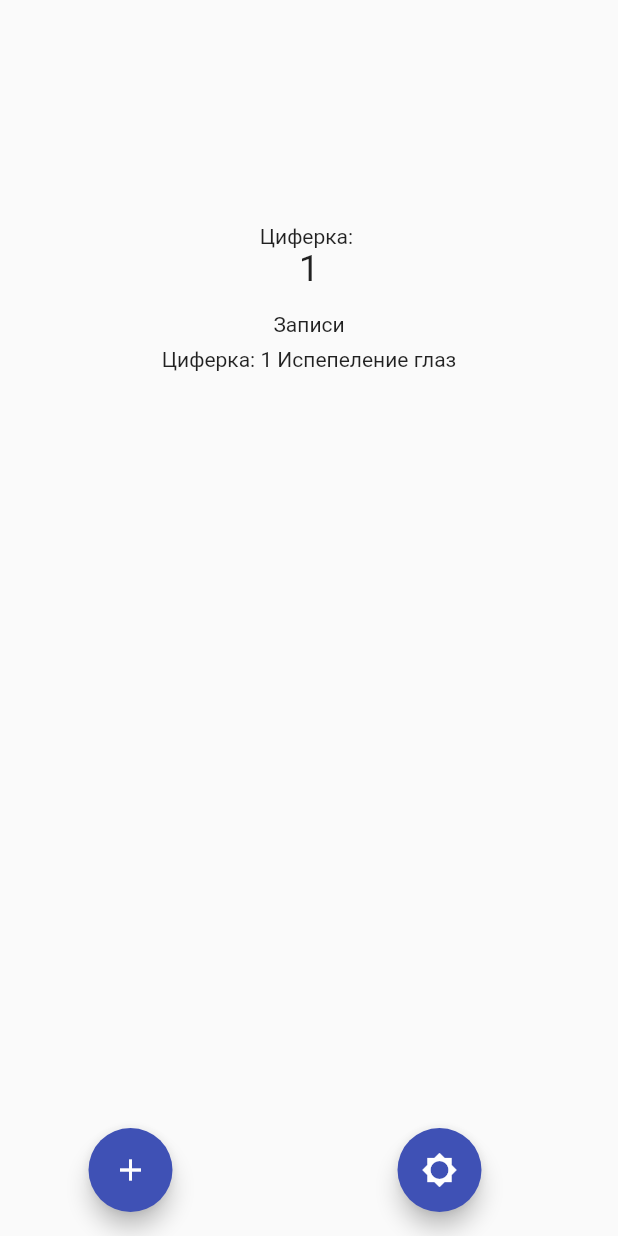
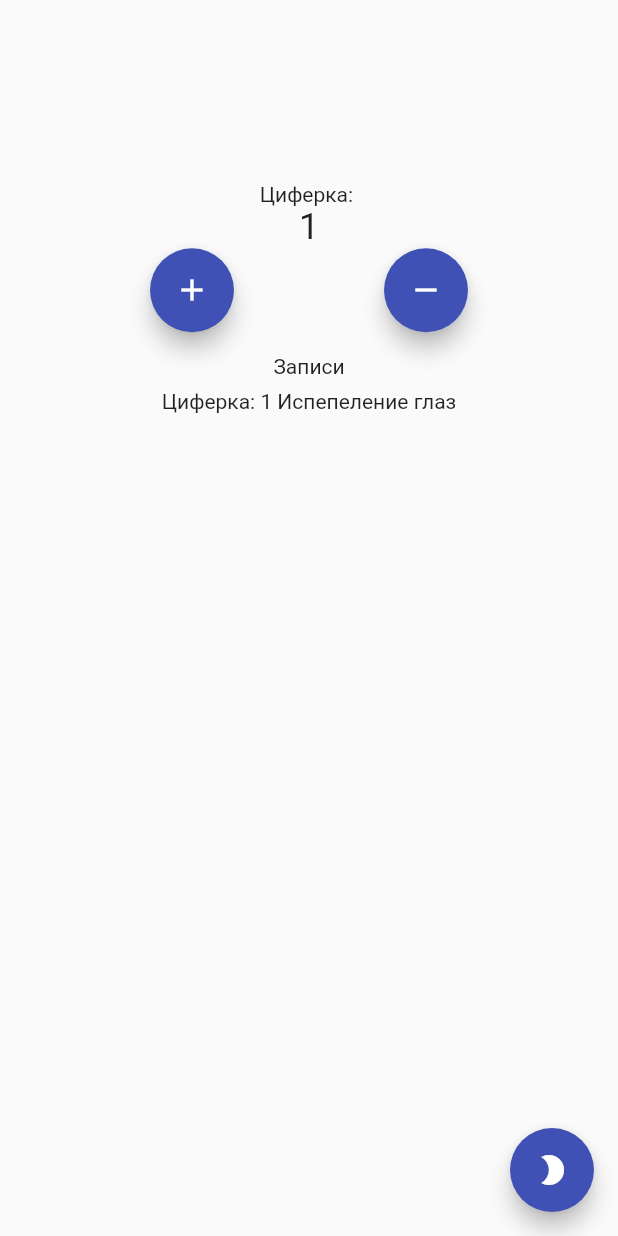
Before and after one commit to NGubanova/flutter_project, a Flutter app: the screen it shows after launch, after a tap on the "add" icon, on a phone screen of 412 x 824 dp. Run offline on Flutter 3.47's test engine with Material 2 defaults, Android fonts, the phone set to English and light mode, and no system bars; our stand-ins replace bloc, flutter_bloc.

Commit message:
new_change

```diff
--- a/lib/cubit/click_state.dart
+++ b/lib/cubit/click_state.dart
@@ -5,8 +5,12 @@ abstract class ClickState {}
 
 class ClickInitial extends ClickState {}
 
-class ClickLight extends ClickState{}
+class ClickAddLight extends ClickState{}
 
-class ClickDark extends ClickState{}
+class ClickAddDark extends ClickState{}
+
+class ClickRemoveLight extends ClickState{}
+
+class ClickRemoveDark extends ClickState{}
 
 class OnClick extends ClickState{}
--- a/lib/cubit/list_cubit.dart
+++ b/lib/cubit/list_cubit.dart
@@ -18,7 +18,6 @@ class ListCubit extends Cubit<ListState> {
     } else {
       elements.add("Циферка: $count Темнота друг молодежи, в темноте не видно рожи".replaceAll("Entry", ""));
     }
-
     counts++;
 
     emit(OnClickAdd());
--- a/lib/cubit/theme_cubit.dart
+++ b/lib/cubit/theme_cubit.dart
@@ -10,18 +10,18 @@ class ThemeCubit extends Cubit<ThemeState> {
   ThemeCubit() : super(ThemeInitial());
 
   Brightness themes = Brightness.light;
-  Icon icon = const Icon(Icons.brightness_5);
+  Icon icon = const Icon(Icons.brightness_2);
 
   void ThemeClick() {
     emit(OnThemeClick());
 
     if (themes == Brightness.light) {
       themes = Brightness.dark;
-      icon=Icon(Icons.brightness_2);
+      icon=Icon(Icons.brightness_5);
       emit(OnThemeClick());
     } else {
       themes = Brightness.light;
-      icon = Icon(Icons.brightness_5);
+      icon = Icon(Icons.brightness_2);
       emit(OnThemeClick());
     }
   }
--- a/lib/main.dart
+++ b/lib/main.dart
@@ -63,28 +63,80 @@ class _MyHomePageState extends State<MyHomePage> {
           child: Column(
             mainAxisAlignment: MainAxisAlignment.center,
             children: [
-              Column(
-                mainAxisAlignment: MainAxisAlignment.center,
-                children: [
+              Column(mainAxisAlignment: MainAxisAlignment.center, children: [
                 const Text(
                   'Циферка: ',
                 ),
-                  BlocBuilder<ClickCubit, ClickState>(
-                      builder: (context, state) {
+                BlocBuilder<ClickCubit, ClickState>(builder: (context, state) {
                   if (state is OnClick) {
                     return Text(
                       context.read<ClickCubit>().count.toString(),
                       style: Theme.of(context).textTheme.headline5,
                     );
                   }
-
                   return Text(
                     "пока 0, нажми на мои кнопочки",
                     style: Theme.of(context).textTheme.headline5,
                   );
-                  })
+                }),
+                Row(
+                  mainAxisAlignment: MainAxisAlignment.spaceEvenly,
+                  children: [
+                    BlocBuilder<ThemeCubit, ThemeState>(
+                      builder: (context, state) {
+                        if (context.read<ThemeCubit>().themes ==
+                            Brightness.light) {
+                          return FloatingActionButton(
+                            onPressed: () {
+                              context.read<ClickCubit>().ClickAddLight();
+                              context.read<ListCubit>().ClickAdd(
+                                  context.read<ClickCubit>().count,
+                                  context.read<ThemeCubit>().themes);
+                            },
+                            child: const Icon(Icons.add),
+                          );
+                        } else {
+                          return FloatingActionButton(
+                            onPressed: () {
+                              context.read<ClickCubit>().ClickAddDark();
+                              context.read<ListCubit>().ClickAdd(
+                                  context.read<ClickCubit>().count,
+                                  context.read<ThemeCubit>().themes);
+                            },
+                            child: const Icon(Icons.add),
+                          );
+                        }
+                      },
+                    ),
+                    BlocBuilder<ThemeCubit, ThemeState>(
+                      builder: (context, state) {
+                        if (context.read<ThemeCubit>().themes ==
+                            Brightness.light) {
+                          return FloatingActionButton(
+                            onPressed: () {
+                              context.read<ClickCubit>().ClickRemoveLight();
+                              context.read<ListCubit>().ClickAdd(
+                                  context.read<ClickCubit>().count,
+                                  context.read<ThemeCubit>().themes);
+                            },
+                            child: const Icon(Icons.remove),
+                          );
+                        } else {
+                          return FloatingActionButton(
+                            onPressed: () {
+                              context.read<ClickCubit>().ClickRemoveDark();
+                              context.read<ListCubit>().ClickAdd(
+                                  context.read<ClickCubit>().count,
+                                  context.read<ThemeCubit>().themes);
+                            },
+                            child: const Icon(Icons.remove),
+                          );
+                        }
+                      },
+                    )
                   ],
                 ),
+              ]),
               const Padding(padding: EdgeInsets.only(bottom: 15)),
               Column(
                 mainAxisAlignment: MainAxisAlignment.center,
@@ -140,33 +192,8 @@ class _MyHomePageState extends State<MyHomePage> {
           ),
         ),
         floatingActionButton: Row(
-          mainAxisAlignment: MainAxisAlignment.spaceAround,
+          mainAxisAlignment: MainAxisAlignment.end,
           children: [
-            BlocBuilder<ThemeCubit, ThemeState>(
-              builder: (context, state) {
-                if (context.read<ThemeCubit>().themes == Brightness.light) {
-                  return FloatingActionButton(
-                    onPressed: () {
-                      context.read<ClickCubit>().ClickLight();
-                      context.read<ListCubit>().ClickAdd(
-                          context.read<ClickCubit>().count,
-                          context.read<ThemeCubit>().themes);
-                    },
-                    child: const Icon(Icons.add),
-                  );
-                } else {
-                  return FloatingActionButton(
-                    onPressed: () {
-                      context.read<ClickCubit>().ClickDark();
-                      context.read<ListCubit>().ClickAdd(
-                          context.read<ClickCubit>().count,
-                          context.read<ThemeCubit>().themes);
-                    },
-                    child: const Icon(Icons.add),
-                  );
-                }
-              },
-            ),
             FloatingActionButton(
               onPressed: () {
                 context.read<ThemeCubit>().ThemeClick();
@@ -176,8 +203,7 @@ class _MyHomePageState extends State<MyHomePage> {
                   if (state is ThemeClick) {
                     context.read<ThemeCubit>().icon;
                   }
-                  return
-                  context.read<ThemeCubit>().icon;
+                  return context.read<ThemeCubit>().icon;
                 },
               ),
             ),
```
Also changed, not shown: lib/cubit/click_cubit.dart (+11 -5 lines). Lines whose indentation alone changed are shown as unchanged.
